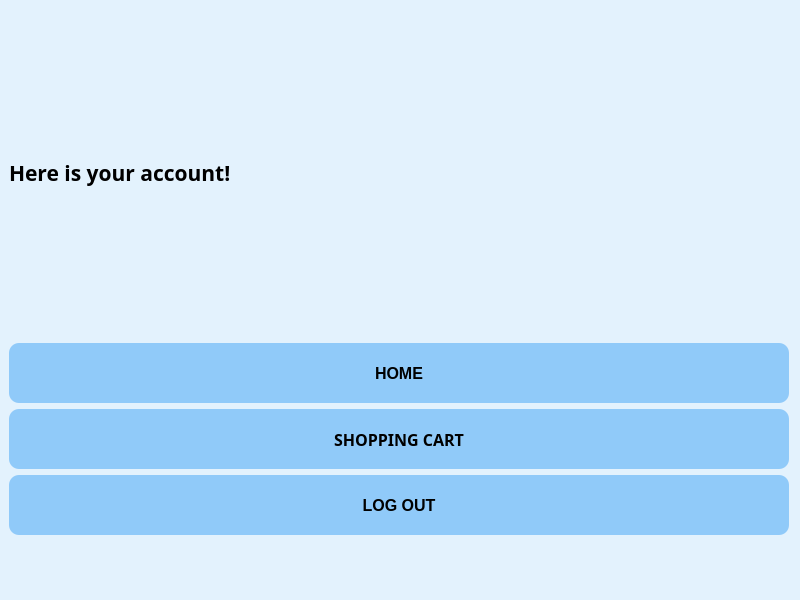
This is ui/account.ui in chaunamthong2015-ui/PTA39-SPCK as Qt 5 draws it before an edit. The edited form follows.
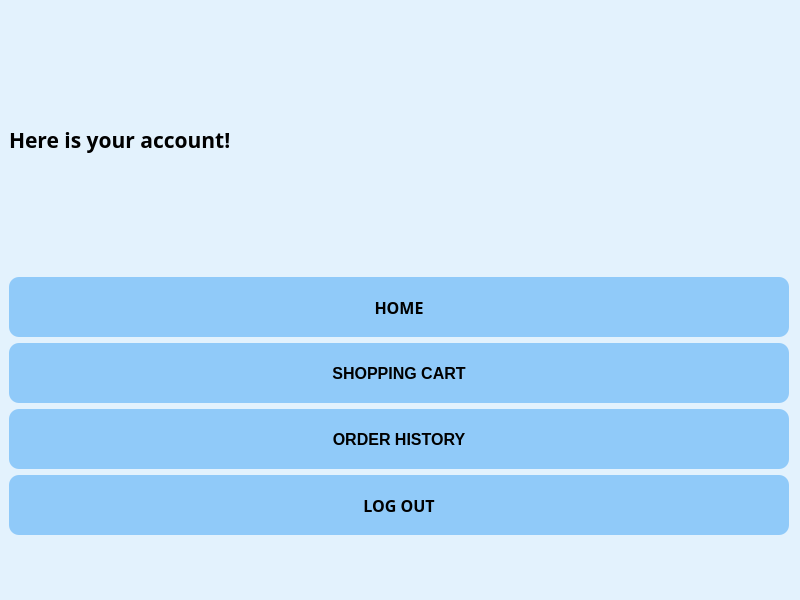
This is the edited form. Icons and pictures are not drawn.

Diff of the .ui file:
```diff
--- a/ui/account.ui
+++ b/ui/account.ui
@@ -85,6 +85,7 @@
       </property>
       <property name="font">
        <font>
+        <family>Arial Black</family>
         <pointsize>-1</pointsize>
         <weight>87</weight>
         <bold>true</bold>
@@ -118,7 +119,6 @@
       </property>
       <property name="font">
        <font>
-        <family>Arial Black</family>
         <pointsize>-1</pointsize>
         <weight>87</weight>
         <bold>true</bold>
@@ -149,6 +149,33 @@
       </property>
       <property name="font">
        <font>
+        <pointsize>-1</pointsize>
+        <weight>87</weight>
+        <bold>true</bold>
+       </font>
+      </property>
+      <property name="text">
+       <string>ORDER HISTORY</string>
+      </property>
+     </widget>
+    </item>
+    <item>
+     <widget class="QPushButton" name="nut_dang_xuat">
+      <property name="minimumSize">
+       <size>
+        <width>780</width>
+        <height>60</height>
+       </size>
+      </property>
+      <property name="maximumSize">
+       <size>
+        <width>780</width>
+        <height>60</height>
+       </size>
+      </property>
+      <property name="font">
+       <font>
+        <family>Arial Black</family>
         <pointsize>-1</pointsize>
         <weight>87</weight>
         <bold>true</bold>
```
Left out of the diff: 12 changed lines with no effect on the pictures.
